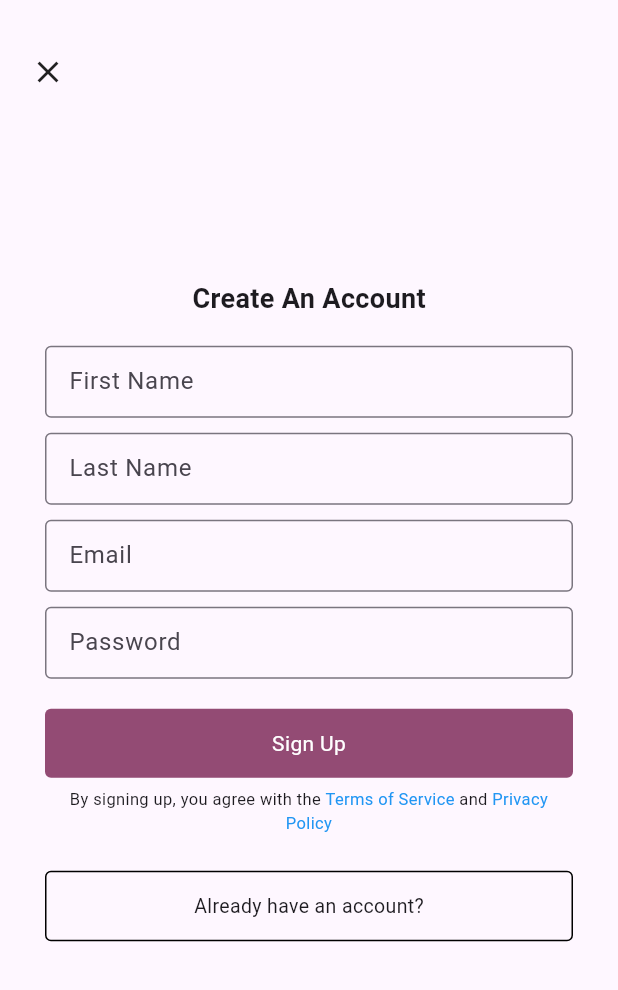
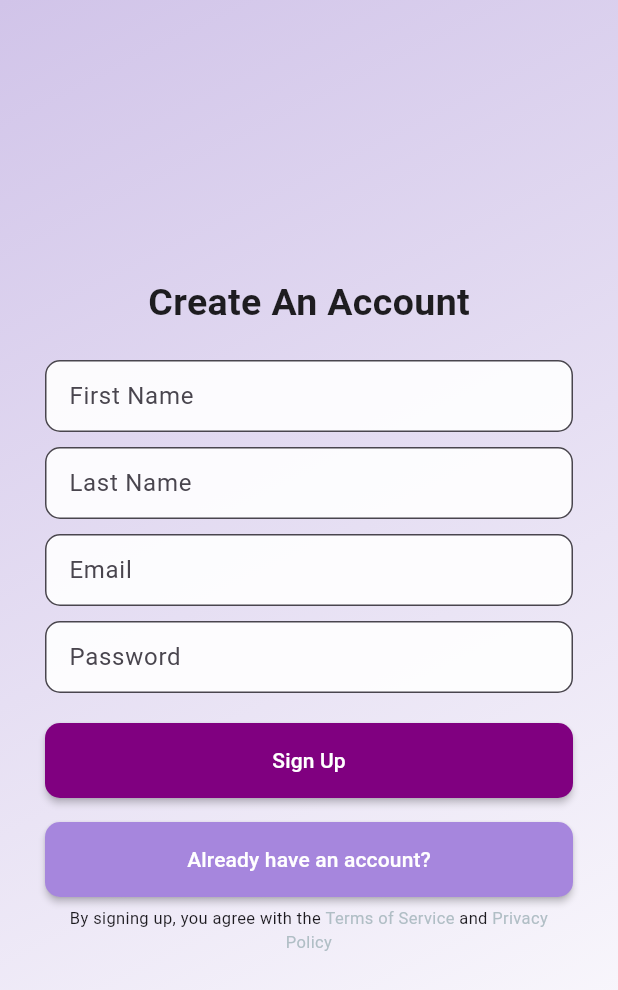
Before and after one commit to mijimoto/PC-Builer-FE, a Flutter app: the SignUpScreen screen opened directly, on a phone screen of 412 x 824 dp. Shown: the top 990 px of the screen. Run offline on Flutter 3.47's test engine with Material 3 defaults, Android fonts, the light colour scheme and no system bars; our stand-ins replace shared_preferences; accounts and stored records are empty.

Commit message:
Update UI sign_up_screen.dart

```diff
--- a/lib/sign_up_screen.dart
+++ b/lib/sign_up_screen.dart
@@ -1,7 +1,6 @@
 import 'package:flutter/material.dart';
 import 'package:http/http.dart' as http;
 import 'log_in_page.dart';
-import 'dart:io'; // For exit()
 import 'dart:convert';
 
 class SignUpScreen extends StatefulWidget {
@@ -17,12 +16,18 @@ class _SignUpScreenState extends State<SignUpScreen> {
   final _lastNameController = TextEditingController();
   final _emailController = TextEditingController();
   final _passwordController = TextEditingController();
+  String? _errorMessage;
+  bool _isLoading = false;
+  final emailRegex = RegExp(r'^[\w-\.]+@gmail\.com$');
 
-  String? _errorMessage;
-  bool _hoverSignUp = false;
-  bool _hoverAlready = false;
-
-  final emailRegex = RegExp(r'^[\w-\.]+@gmail\.com$');
+  @override
+  void dispose() {
+    _firstNameController.dispose();
+    _lastNameController.dispose();
+    _emailController.dispose();
+    _passwordController.dispose();
+    super.dispose();
+  }
 
   Future<void> _validateAndSubmit() async {
     setState(() {
@@ -50,7 +55,7 @@ class _SignUpScreenState extends State<SignUpScreen> {
     try {
       // Gọi API đăng ký
       final response = await http.post(
-        Uri.parse('http://10.0.2.2:8080/api/v1/accounts/signup'),
+        Uri.parse('http://localhost:8080/api/v1/accounts/signup'),
         headers: {'Content-Type': 'application/json'},
         body: jsonEncode({
           'firstname': firstName,
@@ -86,33 +91,46 @@ class _SignUpScreenState extends State<SignUpScreen> {
 
   @override
   Widget build(BuildContext context) {
+    print('SignUpScreen: build called, isLoading: $_isLoading, errorMessage: $_errorMessage');
     return Scaffold(
-      body: Stack(
+      body: Container(
+        decoration: const BoxDecoration(
+          gradient: LinearGradient(
+            colors: [Color(0xFFD1C4E9), Colors.white],
+            begin: Alignment.topLeft,
+            end: Alignment.bottomRight,
+          ),
+        ),
+        child: Stack(
           children: [
             Center(
-            child: SingleChildScrollView(
+              child: _isLoading
+                  ? Center(child: CircularProgressIndicator())
+                  : SingleChildScrollView(
                       padding: const EdgeInsets.symmetric(horizontal: 30),
                       child: Form(
                         key: _formKey,
                         child: Column(
                           children: [
-                    const SizedBox(height: 10),
-
+                            const SizedBox(height: 20),
                             const Text(
-                      "Create An Account",
+                              'Create An Account',
                               style: TextStyle(
-                        fontSize: 18,
+                                fontSize: 25,
                                 fontWeight: FontWeight.bold,
+                                color: Colors.black87,
                               ),
                             ),
-
-                    const SizedBox(height: 18),
-
+                            const SizedBox(height: 20),
                             TextFormField(
                               controller: _firstNameController,
-                      decoration: const InputDecoration(
+                              decoration: InputDecoration(
                                 labelText: 'First Name',
-                        border: OutlineInputBorder(),
+                                border: OutlineInputBorder(
+                                  borderRadius: BorderRadius.circular(10),
+                                ),
+                                filled: true,
+                                fillColor: Colors.white.withOpacity(0.9),
                                 contentPadding: EdgeInsets.symmetric(
                                   horizontal: 12,
                                   vertical: 10,
@@ -120,12 +138,15 @@ class _SignUpScreenState extends State<SignUpScreen> {
                               ),
                             ),
                             const SizedBox(height: 10),
-
                             TextFormField(
                               controller: _lastNameController,
-                      decoration: const InputDecoration(
+                              decoration: InputDecoration(
                                 labelText: 'Last Name',
-                        border: OutlineInputBorder(),
+                                border: OutlineInputBorder(
+                                  borderRadius: BorderRadius.circular(10),
+                                ),
+                                filled: true,
+                                fillColor: Colors.white.withOpacity(0.9),
                                 contentPadding: EdgeInsets.symmetric(
                                   horizontal: 12,
                                   vertical: 10,
@@ -133,12 +154,15 @@ class _SignUpScreenState extends State<SignUpScreen> {
                               ),
                             ),
                             const SizedBox(height: 10),
-
                             TextFormField(
                               controller: _emailController,
-                      decoration: const InputDecoration(
+                              decoration: InputDecoration(
                                 labelText: 'Email',
-                        border: OutlineInputBorder(),
+                                border: OutlineInputBorder(
+                                  borderRadius: BorderRadius.circular(10),
+                                ),
+                                filled: true,
+                                fillColor: Colors.white.withOpacity(0.9),
                                 contentPadding: EdgeInsets.symmetric(
                                   horizontal: 12,
                                   vertical: 10,
@@ -147,13 +171,16 @@ class _SignUpScreenState extends State<SignUpScreen> {
                               keyboardType: TextInputType.emailAddress,
                             ),
                             const SizedBox(height: 10),
-
                             TextFormField(
                               controller: _passwordController,
                               obscureText: true,
-                      decoration: const InputDecoration(
+                              decoration: InputDecoration(
                                 labelText: 'Password',
-                        border: OutlineInputBorder(),
+                                border: OutlineInputBorder(
+                                  borderRadius: BorderRadius.circular(10),
+                                ),
+                                filled: true,
+                                fillColor: Colors.white.withOpacity(0.9),
                                 contentPadding: EdgeInsets.symmetric(
                                   horizontal: 12,
                                   vertical: 10,
@@ -161,53 +188,65 @@ class _SignUpScreenState extends State<SignUpScreen> {
                               ),
                             ),
                             const SizedBox(height: 12),
-
                             if (_errorMessage != null)
                               Text(
                                 _errorMessage!,
                                 style: const TextStyle(
-                          color: Colors.amber,
+                                  color: Colors.red,
                                   fontSize: 12,
                                 ),
                               ),
                             const SizedBox(height: 8),
-
-                    MouseRegion(
-                      onEnter: (_) => setState(() => _hoverSignUp = true),
-                      onExit: (_) => setState(() => _hoverSignUp = false),
-                      child: GestureDetector(
-                        onTap: _validateAndSubmit,
-                        child: Container(
-                          width: double.infinity,
-                          padding: const EdgeInsets.symmetric(vertical: 13),
-                          decoration: BoxDecoration(
-                            color: _hoverSignUp
-                                ? const Color(0xFFa05279)
-                                : const Color(0xFF934B74),
-                            borderRadius: BorderRadius.circular(4),
+                            ElevatedButton(
+                              style: ElevatedButton.styleFrom(
+                                backgroundColor: Color(0xFF800080),
+                                foregroundColor: Colors.white,
+                                minimumSize: Size(double.infinity, 50),
+                                shape: RoundedRectangleBorder(
+                                  borderRadius: BorderRadius.circular(10),
                                 ),
-                          alignment: Alignment.center,
-                          child: const Text(
-                            "Sign Up",
-                            style: TextStyle(color: Colors.white, fontSize: 14),
+                                elevation: 2,
                               ),
+                              onPressed: _isLoading ? null : _validateAndSubmit,
+                              child: const Text('Sign Up'),
                             ),
+                            const SizedBox(height: 16),
+                            ElevatedButton(
+                              onPressed: _isLoading
+                                  ? null
+                                  : () {
+                                      print('SignUpScreen: Navigating to LogInScreen');
+                                      Navigator.pushReplacement(
+                                        context,
+                                        MaterialPageRoute(
+                                          builder: (context) => const LogInScreen(),
                                         ),
+                                      );
+                                    },
+                              style: ElevatedButton.styleFrom(
+                                backgroundColor: Color.fromARGB(255, 166, 134, 221),
+                                foregroundColor: Colors.white,
+                                minimumSize: Size(double.infinity, 50),
+                                shape: RoundedRectangleBorder(
+                                  borderRadius: BorderRadius.circular(10),
+                                ),
+                                elevation: 2,
+                              ),
+                              child: const Text('Already have an account?'),
                             ),
                             const SizedBox(height: 6),
-
                             Text.rich(
                               TextSpan(
-                        text: "By signing up, you agree with the ",
+                                text: 'By signing up, you agree with the ',
                                 children: [
                                   TextSpan(
-                            text: "Terms of Service",
-                            style: const TextStyle(color: Colors.blue),
+                                    text: 'Terms of Service',
+                                    style: const TextStyle(color: Color(0xFFB0BEC5)),
                                   ),
-                          const TextSpan(text: " and "),
+                                  const TextSpan(text: ' and '),
                                   TextSpan(
-                            text: "Privacy Policy",
-                            style: const TextStyle(color: Colors.blue),
+                                    text: 'Privacy Policy',
+                                    style: const TextStyle(color: Color(0xFFB0BEC5)),
                                   ),
                                 ],
                               ),
@@ -215,54 +254,13 @@ class _SignUpScreenState extends State<SignUpScreen> {
                               style: const TextStyle(fontSize: 11),
                             ),
                             const SizedBox(height: 24),
-
-                    MouseRegion(
-                      onEnter: (_) => setState(() => _hoverAlready = true),
-                      onExit: (_) => setState(() => _hoverAlready = false),
-                      child: GestureDetector(
-                        onTap: () {
-                          Navigator.pushReplacement(
-                            context,
-                            MaterialPageRoute(
-                              builder: (context) => const LogInScreen(),
-                            ),
-                          );
-                        },
-                        child: Container(
-                          width: double.infinity,
-                          padding: const EdgeInsets.symmetric(vertical: 13),
-                          decoration: BoxDecoration(
-                            border: Border.all(color: Colors.black, width: 1),
-                            color: _hoverAlready
-                                ? Colors.grey.shade300
-                                : Colors.transparent,
-                            borderRadius: BorderRadius.circular(4),
-                          ),
-                          alignment: Alignment.center,
-                          child: const Text(
-                            "Already have an account?",
-                            style: TextStyle(fontSize: 13),
-                          ),
-                        ),
-                      ),
-                    ),
-                    const SizedBox(height: 20),
                           ],
                         ),
                       ),
                     ),
             ),
-
-          // Exit (X) Button
-          Positioned(
-            top: 36,
-            left: 20,
-            child: GestureDetector(
-              onTap: () => exit(0),
-              child: const Icon(Icons.close, size: 24),
+          ],
         ),
-          ),
-        ],
       ),
     );
   }
```
Lines whose indentation alone changed are shown as unchanged.
